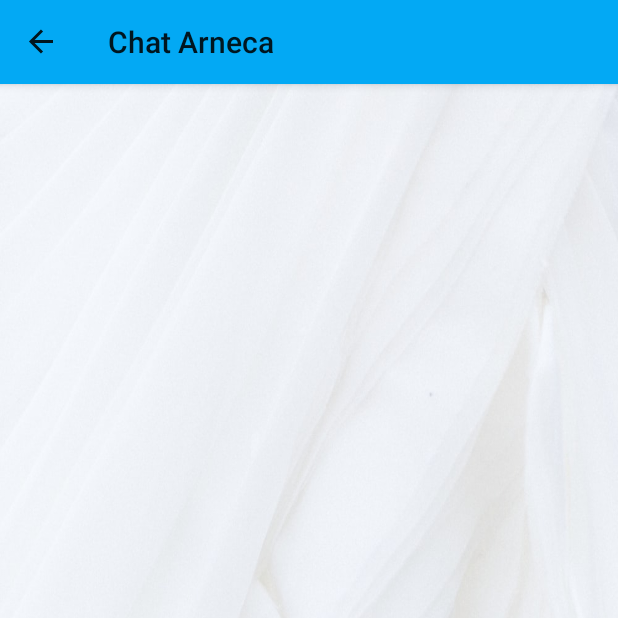
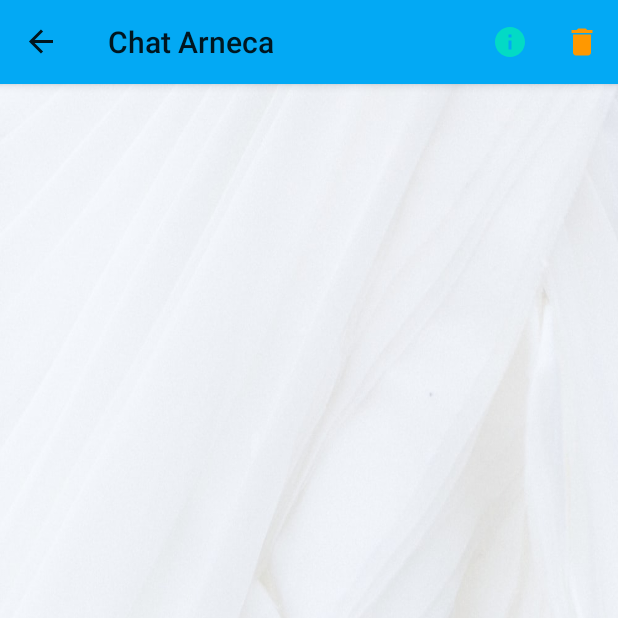
Before and after one commit to Murat-Arslan-46/Chat-Arneca, an Android app: the ChatFragment screen opened through its navigation route, on a phone screen of 412 x 824 dp, the top half of it. Run offline under Robolectric (Android 15) with nearby library versions, the phone set to English and light mode, and no system bars; our stand-ins replace Firebase (no records; nobody signed in at launch, a user with empty details on screens opened directly), Room's generated code, navigation-ui; libraries missing offline, so code that uses them is left out: com.xwray.groupie; Roboto replaces fonts that are not available here; 5 statements that could not run were skipped.

Commit message:
chat info page create, change chat name, chat user list

```diff
--- a/app/src/main/java/com/marslan/chatarneca/MainActivity.kt
+++ b/app/src/main/java/com/marslan/chatarneca/MainActivity.kt
@@ -9,6 +9,7 @@ import android.content.Intent
 import android.os.Build
 import androidx.appcompat.app.AppCompatActivity
 import android.os.Bundle
+import android.view.Menu
 import androidx.core.app.NotificationCompat
 import androidx.core.app.NotificationManagerCompat
 import androidx.lifecycle.ViewModelProvider
@@ -30,13 +31,7 @@ class MainActivity : AppCompatActivity() {
             .findFragmentById(R.id.fragment) as NavHostFragment
         val navController = navHostFragment.navController
         val appBarConfiguration = AppBarConfiguration(navController.graph)
-        basicNotification()
         setupActionBarWithNavController(navController, appBarConfiguration)
     }
-    @SuppressLint("UnspecifiedImmutableFlag")
-    private fun basicNotification() {
-
-    }
-
 
 }
--- a/app/src/main/java/com/marslan/chatarneca/data/SharedDao.kt
+++ b/app/src/main/java/com/marslan/chatarneca/data/SharedDao.kt
@@ -28,8 +28,11 @@ interface SharedDao {
     fun deleteChat(entityChat: EntityChat)
 
     @Query("update chatDB set isRead = :read, lastMessage = :msg , lastDate = :date where chatID in (:id)")
-    fun updateChat(read: Boolean, msg : String, date: String, id: Int)
+    fun updateChatLastMessage(read: Boolean, msg : String, date: String, id: Int)
 
     @Query("update chatDB set isRead = :read where chatID in (:id)")
     fun updateChatRead(read: Boolean, id: Int)
+
+    @Insert(entity = EntityChat::class,onConflict = OnConflictStrategy.REPLACE)
+    suspend fun updateChat(entityChat: EntityChat)
 }
--- a/app/src/main/java/com/marslan/chatarneca/data/SharedRepository.kt
+++ b/app/src/main/java/com/marslan/chatarneca/data/SharedRepository.kt
@@ -11,7 +11,7 @@ class SharedRepository(private val sharedDao: SharedDao) {
     suspend fun newMessage(entityMessage: EntityMessage, toID: String){
         sharedDao.newMessage(entityMessage)
         newChat(entityMessage,toID)
-        sharedDao.updateChat(!entityMessage.isRead,entityMessage.text,entityMessage.date,entityMessage.chatID)
+        sharedDao.updateChatLastMessage(!entityMessage.isRead,entityMessage.text,entityMessage.date,entityMessage.chatID)
     }
 
     val readAllChat: LiveData<List<EntityChat>> = sharedDao.getChat()
@@ -32,8 +32,10 @@ class SharedRepository(private val sharedDao: SharedDao) {
         sharedDao.updateChatRead(read,id)
     }
 
-    suspend fun deleteChat(entityChat: EntityChat){
+    fun deleteChat(entityChat: EntityChat){
         sharedDao.deleteChat(entityChat)
         sharedDao.deleteMessage(entityChat.chatID)
     }
+
+    suspend fun updateChatName(entityChat: EntityChat){sharedDao.updateChat(entityChat)}
 }
--- a/app/src/main/java/com/marslan/chatarneca/data/SharedViewModel.kt
+++ b/app/src/main/java/com/marslan/chatarneca/data/SharedViewModel.kt
@@ -131,4 +131,9 @@ class SharedViewModel(application: Application): AndroidViewModel(application) {
     fun deleteChat(entityChat: EntityChat){
         viewModelScope.launch(Dispatchers.IO) { repository.deleteChat(entityChat) }
     }
+    fun updateChatName(entityChat: EntityChat){
+        viewModelScope.launch(Dispatchers.IO) {
+            repository.updateChatName(entityChat)
+        }
+    }
 }
--- a/app/src/main/java/com/marslan/chatarneca/data/chatdb/EntityChat.kt
+++ b/app/src/main/java/com/marslan/chatarneca/data/chatdb/EntityChat.kt
@@ -7,7 +7,7 @@ import androidx.room.PrimaryKey
 data class EntityChat(
     @PrimaryKey(autoGenerate = true)
     val chatID: Int = -1,
-    val chatName: String = "chat",
+    var chatName: String = "chat",
     val toID: String = "null",
     val isRead: Boolean = false,
     val lastMessage: String = "hi!",
--- a/app/src/main/java/com/marslan/chatarneca/fragments/chat/ChatFragment.kt
+++ b/app/src/main/java/com/marslan/chatarneca/fragments/chat/ChatFragment.kt
@@ -2,10 +2,9 @@ package com.marslan.chatarneca.fragments.chat
 
 import android.annotation.SuppressLint
 import android.os.Bundle
+import android.util.Log
+import android.view.*
 import androidx.fragment.app.Fragment
-import android.view.LayoutInflater
-import android.view.View
-import android.view.ViewGroup
 import androidx.lifecycle.ViewModelProvider
 import androidx.navigation.fragment.findNavController
 import com.google.firebase.auth.FirebaseAuth
@@ -66,7 +65,24 @@ class ChatFragment : Fragment() {
             adapter.notifyDataSetChanged()
             binding.chatMessageList.smoothScrollToPosition(binding.chatMessageList.adapter!!.itemCount)
         })
+        setHasOptionsMenu(true)
         return (binding.root)
+    }
+    override fun onCreateOptionsMenu(menu: Menu, inflater: MenuInflater) {
+        inflater.inflate(R.menu.chat_menu, menu)
+    }
+    override fun onOptionsItemSelected(item: MenuItem): Boolean {
+        return when (item.itemId) {
+            R.id.info -> {
+                findNavController().navigate(R.id.action_chatFragment_to_chatInfoFragment)
+                true
+            }
+            R.id.delete -> {
+                Log.d("delete","chat")
+                true
+            }
+            else -> super.onOptionsItemSelected(item)
+        }
     }
 
     @SuppressLint("SimpleDateFormat", "NotifyDataSetChanged")
--- /dev/null
+++ b/app/src/main/res/drawable/delete.xml
@@ -0,0 +1,5 @@
+<vector android:height="24dp" android:tint="@color/other_color"
+    android:viewportHeight="24" android:viewportWidth="24"
+    android:width="24dp" xmlns:android="http://schemas.android.com/apk/res/android">
+    <path android:fillColor="@android:color/white" android:pathData="M6,19c0,1.1 0.9,2 2,2h8c1.1,0 2,-0.9 2,-2V7H6v12zM19,4h-3.5l-1,-1h-5l-1,1H5v2h14V4z"/>
+</vector>
--- /dev/null
+++ b/app/src/main/res/drawable/info.xml
@@ -0,0 +1,5 @@
+<vector android:height="24dp" android:tint="@color/secondary_color"
+    android:viewportHeight="24" android:viewportWidth="24"
+    android:width="24dp" xmlns:android="http://schemas.android.com/apk/res/android">
+    <path android:fillColor="@android:color/white" android:pathData="M12,2C6.48,2 2,6.48 2,12s4.48,10 10,10 10,-4.48 10,-10S17.52,2 12,2zM13,17h-2v-6h2v6zM13,9h-2L11,7h2v2z"/>
+</vector>
--- /dev/null
+++ b/app/src/main/res/menu/chat_menu.xml
@@ -0,0 +1,17 @@
+<?xml version="1.0" encoding="utf-8"?>
+<menu
+    xmlns:android="http://schemas.android.com/apk/res/android"
+    xmlns:app="http://schemas.android.com/apk/res-auto">
+
+    <item
+        android:id="@+id/info"
+        android:icon="@drawable/info"
+        android:title="info"
+        app:showAsAction="ifRoom"/>
+    <item
+        android:id="@+id/delete"
+        android:icon="@drawable/delete"
+        android:title="delete"
+        app:showAsAction="ifRoom|withText"/>
+
+</menu>
--- a/app/src/main/res/navigation/my_nav.xml
+++ b/app/src/main/res/navigation/my_nav.xml
@@ -21,10 +21,19 @@
         android:id="@+id/chatFragment"
         android:name="com.marslan.chatarneca.fragments.chat.ChatFragment"
         android:label="@string/app_name"
-        tools:layout="@layout/fragment_chat"/>
+        tools:layout="@layout/fragment_chat">
+        <action
+            android:id="@+id/action_chatFragment_to_chatInfoFragment"
+            app:destination="@id/chatInfoFragment" />
+    </fragment>
     <fragment
         android:id="@+id/contactFragment"
         android:name="com.marslan.chatarneca.fragments.contact.ContactFragment"
         android:label="new chat"
         tools:layout="@layout/fragment_contact"/>
+    <fragment
+        android:id="@+id/chatInfoFragment"
+        android:name="com.marslan.chatarneca.fragments.chat.ChatInfoFragment"
+        android:label="fragment_chat_info"
+        tools:layout="@layout/fragment_chat_info" />
 </navigation>
--- a/app/src/main/res/values/strings.xml
+++ b/app/src/main/res/values/strings.xml
@@ -7,4 +7,6 @@
     <string name="Send">send</string>
     <string name="channel_id">10001</string>
     <string name="chanel_name">channel name</string>
+    <!-- TODO: Remove or change this placeholder text -->
+    <string name="hello_blank_fragment">Hello blank fragment</string>
 </resources>
```
Also changed, not shown: app/src/main/java/com/marslan/chatarneca/fragments/chat/ChatInfoFragment.kt (added, +89 -0 lines), app/src/main/res/layout/fragment_chat_info.xml (added, +111 -0 lines).
